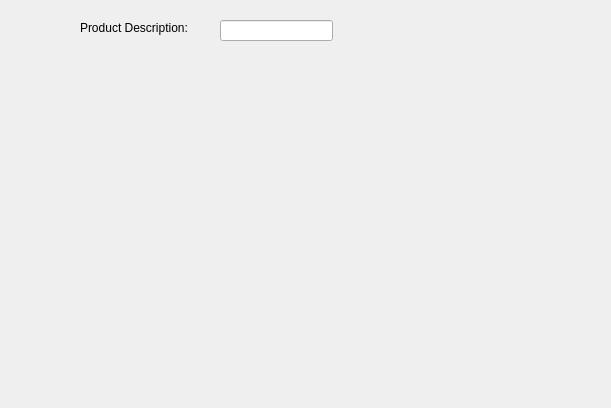
Before: the Qt Designer form fillinfo_seller.ui in ghadasherif/InstaShop-Application, drawn with Qt 5; both pictures show x 0 to 611 and y 300 to 708 of the 1137 by 708 pixel window.
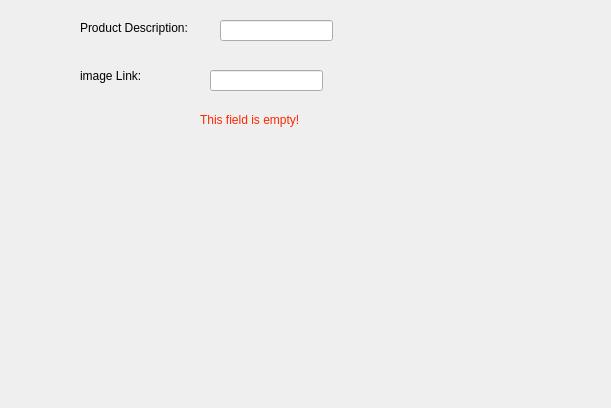
After: the same form once the commit is applied.

```diff
--- a/fillinfo_seller.ui
+++ b/fillinfo_seller.ui
@@ -81,14 +81,14 @@
   <widget class="QLabel" name="label_6">
    <property name="geometry">
     <rect>
-     <x>90</x>
-     <y>420</y>
-     <width>261</width>
-     <height>151</height>
+     <x>80</x>
+     <y>360</y>
+     <width>131</width>
+     <height>31</height>
     </rect>
    </property>
    <property name="text">
-    <string/>
+    <string>image Link:</string>
    </property>
   </widget>
   <widget class="QLineEdit" name="lineEdit_nameseller">
@@ -144,6 +144,29 @@
     <string>Submit </string>
    </property>
   </widget>
+  <widget class="QLabel" name="label_errormessageinfoseller">
+   <property name="geometry">
+    <rect>
+     <x>200</x>
+     <y>410</y>
+     <width>331</width>
+     <height>21</height>
+    </rect>
+   </property>
+   <property name="text">
+    <string>&lt;html&gt;&lt;head/&gt;&lt;body&gt;&lt;p&gt;&lt;span style=&quot; color:#ff2600;&quot;&gt;This field is empty!&lt;/span&gt;&lt;/p&gt;&lt;/body&gt;&lt;/html&gt;</string>
+   </property>
+  </widget>
+  <widget class="QLineEdit" name="lineEdit_imagelink">
+   <property name="geometry">
+    <rect>
+     <x>210</x>
+     <y>370</y>
+     <width>113</width>
+     <height>21</height>
+    </rect>
+   </property>
+  </widget>
  </widget>
  <resources/>
  <connections/>
```
Left out of the diff: 2 changed lines with no effect on the pictures.
